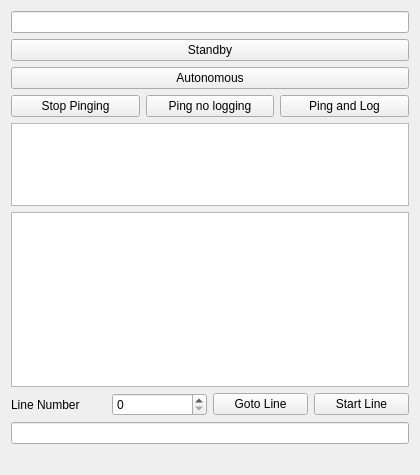
rolker/camp, file rosdetails.ui: the form before one commit.
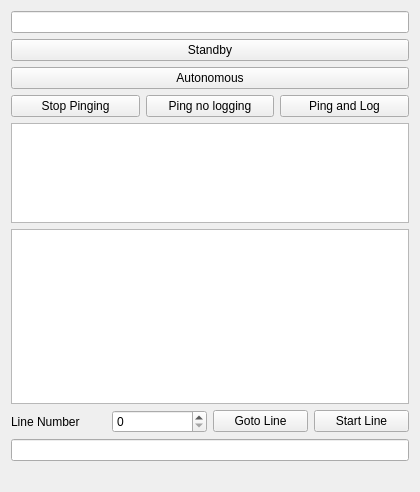
The form after the commit.

Commit message: give more space for status in ROS details area

```diff
--- a/rosdetails.ui
+++ b/rosdetails.ui
@@ -66,7 +66,7 @@
      <property name="minimumSize">
       <size>
        <width>0</width>
-       <height>75</height>
+       <height>100</height>
       </size>
      </property>
     </widget>
```
